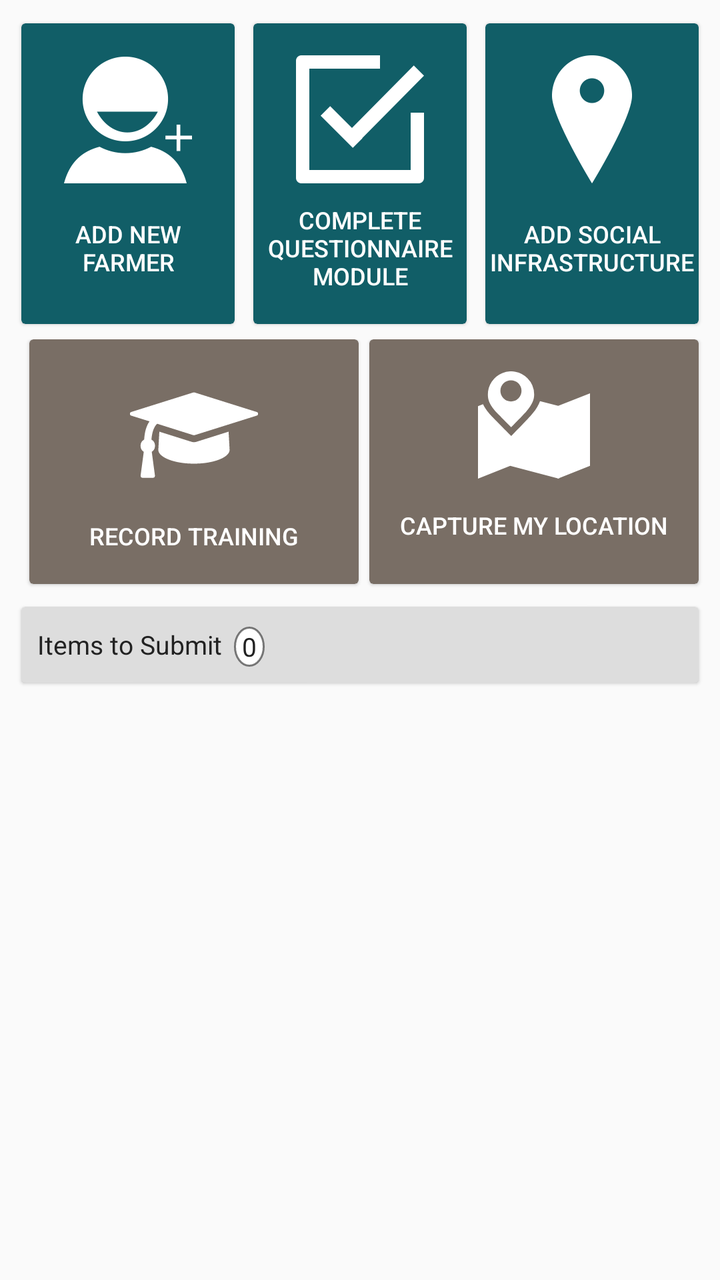
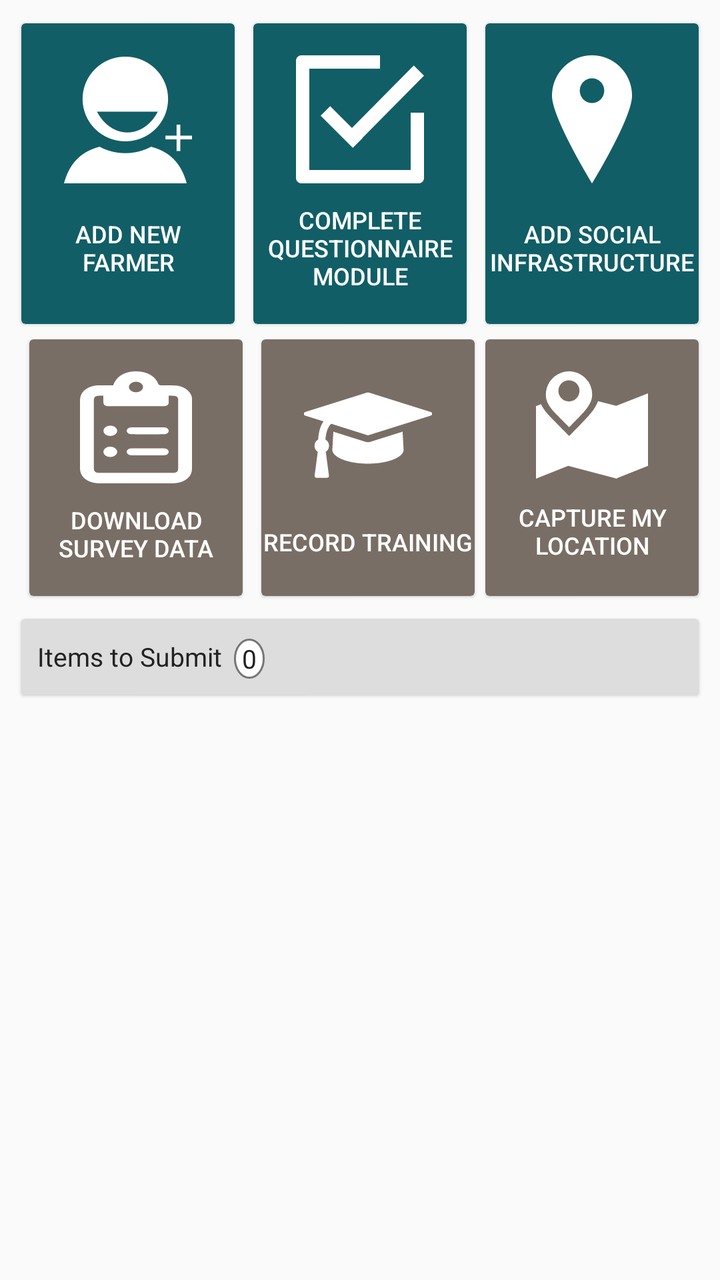

An Android layout rendered at two revisions. The XML below is the earlier revision; the diff shows what the commit changed to produce the second picture.
<!-- AndroidManifest.xml: application theme AppCompactTheme -->
<!-- res/layout/home_header_buttons.xml -->
<?xml version="1.0" encoding="utf-8"?>
<LinearLayout android:orientation="vertical"
    xmlns:android="http://schemas.android.com/apk/res/android"
    xmlns:card_view="http://schemas.android.com/apk/res-auto"
    android:layout_width="match_parent"
    android:layout_height="wrap_content"
    android:id="@+id/topSectionWrapper"
    xmlns:tools="http://schemas.android.com/tools">

    <LinearLayout
        android:orientation="horizontal"
        android:layout_width="match_parent"
        android:layout_height="wrap_content"
        android:id="@+id/topSection"
        android:paddingTop="@dimen/home_activity_vertical_margin"
        android:paddingBottom="@dimen/ofis_small_pad"
        android:paddingLeft="@dimen/home_activity_horizontal_margin"
        android:paddingRight="@dimen/home_activity_horizontal_margin">

        <androidx.cardview.widget.CardView
            android:layout_width="0dp"
            android:layout_height="match_parent"
            android:layout_weight="1"
            card_view:cardBackgroundColor="@color/ofis_home_screen_actions_background"
            card_view:cardElevation="@dimen/ofis_elevation_height"
            card_view:cardUseCompatPadding="true">
            <Button
                android:layout_width="match_parent"
                android:layout_height="match_parent"
                android:layout_weight="1"
                android:text="@string/ofis_add_new_farmer"
                android:id="@+id/AddNewFarmer"
                android:textColor="@color/ofis_base_font_white"
                android:drawableTop="@drawable/ic_add_new_farmer"
                android:drawablePadding="10dp"
                android:paddingLeft="@dimen/ofis_med_pad"
                android:paddingRight="@dimen/ofis_med_pad"
                android:textSize="@dimen/ofis_micro_text"
                android:background="@android:color/transparent"
                tools:ignore="ButtonStyle"
                android:paddingTop="16dp"
                android:paddingBottom="16dp" />
        </androidx.cardview.widget.CardView>

        <androidx.cardview.widget.CardView
            android:layout_width="0dp"
            android:layout_height="match_parent"
            android:layout_weight="1"
            card_view:cardBackgroundColor="@color/ofis_home_screen_actions_background"
            card_view:cardElevation="@dimen/ofis_elevation_height"
            android:layout_marginLeft="@dimen/ofis_small_pad"
            android:layout_marginRight="@dimen/ofis_small_pad"
            card_view:cardUseCompatPadding="true">
            <Button
                android:layout_width="match_parent"
                android:layout_height="match_parent"
                android:layout_weight="1"
                android:text="@string/ofis_complete_questionnaire"
                android:id="@+id/CompleteQuestionnaireModule"
                android:textColor="@color/ofis_base_font_white"
                android:drawableTop="@drawable/ic_complete_questionnaire_module"
                android:drawablePadding="10dp"
                android:textSize="@dimen/ofis_micro_text"
                android:background="@android:color/transparent"
                tools:ignore="ButtonStyle"
                android:paddingTop="16dp"
                android:paddingBottom="16dp" />
        </androidx.cardview.widget.CardView>

        <androidx.cardview.widget.CardView
            android:layout_width="0dp"
            android:layout_height="match_parent"
            android:layout_weight="1"
            card_view:cardBackgroundColor="@color/ofis_home_screen_actions_background"
            card_view:cardElevation="@dimen/ofis_elevation_height"
            card_view:cardUseCompatPadding="true">
            <Button
                android:layout_width="match_parent"
                android:layout_height="match_parent"
                android:layout_weight="1"
                android:text="@string/ofis_add_infrastructure"
                android:id="@+id/AddSocialInfrastructure"
                android:textColor="@color/ofis_base_font_white"
                android:drawableTop="@drawable/ic_add_poi"
                android:drawablePadding="10dp"
                android:textSize="@dimen/ofis_micro_text"
                android:background="@android:color/transparent"
                tools:ignore="ButtonStyle"
                android:paddingTop="16dp"
                android:paddingBottom="16dp" />
        </androidx.cardview.widget.CardView>

    </LinearLayout>

    <LinearLayout
        android:orientation="horizontal"
        android:layout_width="match_parent"
        android:layout_height="wrap_content"
        android:id="@+id/middleSection"
        android:paddingBottom="@dimen/ofis_small_pad"
        android:paddingLeft="@dimen/home_activity_horizontal_margin"
        android:paddingRight="@dimen/home_activity_horizontal_margin"
        android:paddingTop="0dp">


        <androidx.cardview.widget.CardView
            android:layout_width="0dp"
            android:layout_height="match_parent"
            android:layout_weight="1"
            card_view:cardBackgroundColor="@color/ofis_home_screen_midsection_background"
            card_view:cardElevation="@dimen/ofis_elevation_height"
            android:layout_marginTop="-4dp"
            card_view:cardUseCompatPadding="true"
            android:id="@+id/recordTrainingWrapper"
            android:layout_marginLeft="@dimen/ofis_small_pad">
            <Button
                android:layout_width="match_parent"
                android:layout_height="match_parent"
                android:layout_weight="1"
                android:text="@string/record_training_button"
                android:id="@+id/RecordFarmerTraining"
                android:textColor="@color/ofis_base_font_white"
                android:drawableTop="@drawable/ic_record_training"
                android:drawablePadding="10dp"
                android:textSize="@dimen/ofis_micro_text"
                android:background="@android:color/transparent"
                tools:ignore="ButtonStyle"
                android:paddingTop="16dp"
                android:paddingBottom="16dp" />
        </androidx.cardview.widget.CardView>

        <androidx.cardview.widget.CardView
            android:layout_width="0dp"
            android:layout_height="match_parent"
            android:layout_weight="1"
            android:id="@+id/captureLocationWrapper"
            card_view:cardBackgroundColor="@color/ofis_home_screen_midsection_background"
            card_view:cardElevation="@dimen/ofis_elevation_height"
            android:layout_marginTop="-4dp"
            card_view:cardUseCompatPadding="true">
            <Button
                android:layout_width="match_parent"
                android:layout_height="match_parent"
                android:layout_weight="1"
                android:text="@string/capture_my_location_button_text"
                android:id="@+id/captureLocation"
                android:textColor="@color/ofis_base_font_white"
                android:drawableTop="@drawable/ic_captureloc"
                android:drawablePadding="10dp"
                android:textSize="@dimen/ofis_micro_text"
                android:background="@android:color/transparent"
                tools:ignore="ButtonStyle"
                android:paddingBottom="16dp"
                android:paddingTop="16dp" />
        </androidx.cardview.widget.CardView>


    </LinearLayout>

    <androidx.cardview.widget.CardView
        android:layout_width="match_parent"
        android:layout_height="wrap_content"
        android:layout_marginBottom="@dimen/home_activity_vertical_margin"
        android:layout_marginLeft="@dimen/home_activity_horizontal_margin"
        android:layout_marginRight="@dimen/home_activity_horizontal_margin"
        android:layout_marginTop="0dp"
        card_view:cardBackgroundColor="@color/ofis_actionbar_background"
        card_view:cardElevation="@dimen/ofis_elevation_height"
        card_view:cardUseCompatPadding="true">

        <RelativeLayout
            android:layout_width="match_parent"
            android:layout_height="wrap_content"
            android:id="@+id/itemlistBar"
            android:paddingTop="@dimen/home_activity_vertical_margin"
            android:paddingBottom="@dimen/home_activity_vertical_margin"
            android:paddingLeft="@dimen/home_activity_vertical_margin"
            android:paddingRight="@dimen/home_activity_vertical_margin">

            <TextView
                android:layout_width="wrap_content"
                android:layout_height="wrap_content"
                android:text="@string/Modules_to_submit"
                android:id="@+id/textView4"
                android:paddingRight="@dimen/ofis_micro_pad"
                android:layout_marginTop="@dimen/ofis_micro_pad"
                android:textColor="@color/ofis_base_font_dark"
                android:textSize="@dimen/ofis_small_text"
                tools:ignore="RtlHardcoded"/>

            <TextView
                android:layout_width="wrap_content"
                android:layout_height="20dp"
                android:background="@drawable/itemlist_total_background"
                android:id="@+id/networkQueueCount"
                android:text="0"
                android:textColor="@color/ofis_base_font_dark"
                android:textSize="@dimen/ofis_small_text"
                android:gravity="center"
                android:layout_marginTop="@dimen/ofis_micro_pad"
                android:layout_toRightOf="@+id/textView4"
                android:paddingLeft="4dp"
                android:paddingRight="4dp"
                android:layout_marginLeft="@dimen/ofis_small_pad"
                tools:ignore="HardcodedText" />

            <ImageButton
                android:layout_width="20dp"
                android:layout_height="20dp"
                android:id="@+id/syncAll"
                android:layout_marginTop="@dimen/ofis_micro_pad"
                android:contentDescription="@string/ofis_cd_submit_all_icon"
                card_view:srcCompat="@drawable/ic_upload_list"
                android:scaleType="fitXY"
                android:layout_alignParentRight="true"
                android:background="@android:color/transparent" />

        </RelativeLayout>
    </androidx.cardview.widget.CardView>

    <TextView
        android:layout_width="match_parent"
        android:layout_height="wrap_content"
        android:id="@+id/nomodulestosubmittext"
        android:paddingTop="@dimen/ofis_small_pad"
        android:paddingBottom="@dimen/ofis_small_pad"
        android:paddingLeft="@dimen/activity_horizontal_margin"
        android:paddingRight="@dimen/activity_horizontal_margin"
        android:textSize="@dimen/ofis_input_field_text"
        android:textColor="@color/ofis_text_field" />

</LinearLayout>
<!-- resources referenced by this layout -->
<resources>
  <color name="ofis_actionbar_background">#dddddd</color>
  <color name="ofis_base_font_dark">#222222</color>
  <color name="ofis_base_font_white">#ffffff</color>
  <color name="ofis_home_screen_actions_background">#115e67</color>
  <color name="ofis_home_screen_midsection_background">#796e65</color>
  <color name="ofis_text_field">#DE000000</color>
  <dimen name="activity_horizontal_margin">16dp</dimen>
  <dimen name="home_activity_horizontal_margin">8dp</dimen>
  <dimen name="home_activity_vertical_margin">8dp</dimen>
  <dimen name="ofis_elevation_height">1dp</dimen>
  <dimen name="ofis_input_field_text">14sp</dimen>
  <dimen name="ofis_med_pad">8dp</dimen>
  <dimen name="ofis_micro_pad">2dp</dimen>
  <dimen name="ofis_micro_text">12sp</dimen>
  <dimen name="ofis_small_pad">4dp</dimen>
  <dimen name="ofis_small_text">13sp</dimen>
  <!-- drawable ic_add_poi: png bitmap (drawable-hdpi, 3305 bytes) -->
  <!-- drawable itemlist_total_background (drawable) -->
  <?xml version="1.0" encoding="utf-8"?>
  <shape xmlns:android="http://schemas.android.com/apk/res/android" android:shape="oval">
      <stroke android:color="@color/ofis_text_field_read_only" android:width="1dp"/>
      <solid android:color="@color/ofis_base_font_white" />
  </shape>
  <string name="Modules_to_submit">Items to Submit</string>
  <string name="capture_my_location_button_text">Capture My location</string>
  <string name="ofis_add_infrastructure">Add Social Infrastructure</string>
  <string name="ofis_add_new_farmer">Add New Farmer</string>
  <string name="ofis_cd_submit_all_icon">Submit all</string>
  <string name="ofis_complete_questionnaire">Complete Questionnaire Module</string>
  <string name="record_training_button">Record Training</string>
  <style name="AppCompactTheme" parent="Theme.AppCompat.Light">
          
          <item name="spinnerStyle">@android:style/Widget.Holo.Light.Spinner</item>
          <item name="android:spinnerItemStyle">@style/SpinnerItem</item>
          <item name="spinnerDropDownItemStyle">@style/SpinnerItem.DropDownItem</item>
          <item name="dropDownListViewStyle">@style/StandardSpinner</item>
  
          <item name="actionBarStyle">@style/AppTheme.ActionBarStyle</item>
          <item name="android:splitMotionEvents">false</item>
          <item name="android:windowEnableSplitTouch">false</item>
  
      </style>
  <color name="ofis_text_field_read_only">#80000000</color>
  <style name="SpinnerItem" parent="Widget.AppCompat.TextView.SpinnerItem">
          <item name="android:textColor">@color/ofis_base_font_white</item>
          <item name="android:textSize">@dimen/ofis_spinner_text</item>
      </style>
  <style name="SpinnerItem.DropDownItem" parent="Widget.AppCompat.Light.DropDownItem.Spinner">
          <item name="android:textColor">@color/ofis_text_field</item>
          <item name="background">@color/ofis_spinner_item_background</item>
      </style>
  <style name="StandardSpinner" parent="Widget.AppCompat.ListView.DropDown">
          <item name="android:dividerHeight">@dimen/ofis_spinner_itemseparator</item>
          <item name="divider">@color/ofis_spinner_divider</item>
      </style>
  <style name="AppTheme.ActionBarStyle" parent="Theme.AppCompat.Light">
          <item name="titleTextStyle">@style/AppTheme.ActionBar.TitleTextStyle</item>
      </style>
  <dimen name="ofis_spinner_text">14sp</dimen>
  <color name="ofis_spinner_item_background">@color/ofis_actionbar_background</color>
  <dimen name="ofis_spinner_itemseparator">1dp</dimen>
  <color name="ofis_spinner_divider">#ff333333</color>
  <style name="AppTheme.ActionBar.TitleTextStyle" parent="android:TextAppearance">
          <item name="android:textSize">@dimen/ofis_large_text</item>
          <item name="android:textStyle">bold</item>
      </style>
  <dimen name="ofis_large_text">17sp</dimen>
  <!-- unchanged entries left out for length: 5 -->
</resources>

<!-- the commit's change to res/layout/home_header_buttons.xml (unified diff, before → after) -->
@@ -102,6 +102,31 @@
         android:paddingRight="@dimen/home_activity_horizontal_margin"
         android:paddingTop="0dp">
 
+        <androidx.cardview.widget.CardView
+            android:layout_width="0dp"
+            android:layout_height="match_parent"
+            android:layout_weight="1"
+            card_view:cardBackgroundColor="@color/ofis_home_screen_midsection_background"
+            card_view:cardElevation="@dimen/ofis_elevation_height"
+            android:layout_marginTop="-4dp"
+            card_view:cardUseCompatPadding="true"
+            android:id="@+id/downloadSurveyWrapper"
+            android:layout_marginLeft="@dimen/ofis_small_pad">
+            <Button
+                android:layout_width="match_parent"
+                android:layout_height="match_parent"
+                android:layout_weight="1"
+                android:text="@string/download_survey_data"
+                android:id="@+id/downloadSurveyData"
+                android:textColor="@color/ofis_base_font_white"
+                android:drawableTop="@drawable/ic_surveylist"
+                android:drawablePadding="10dp"
+                android:textSize="@dimen/ofis_micro_text"
+                android:background="@android:color/transparent"
+                tools:ignore="ButtonStyle"
+                android:paddingTop="16dp"
+                android:paddingBottom="16dp" />
+        </androidx.cardview.widget.CardView>
 
         <androidx.cardview.widget.CardView
             android:layout_width="0dp"
<!-- resource entries referenced after the edit -->
@@ -17,6 +17,7 @@
   <dimen name="ofis_small_pad">4dp</dimen>
   <dimen name="ofis_small_text">13sp</dimen>
   <!-- drawable ic_add_poi: png bitmap (drawable-hdpi, 3305 bytes) -->
+  <!-- drawable ic_surveylist: vector/xml drawable (drawable, 2653 chars, omitted) -->
   <!-- drawable itemlist_total_background (drawable) -->
   <?xml version="1.0" encoding="utf-8"?>
   <shape xmlns:android="http://schemas.android.com/apk/res/android" android:shape="oval">
@@ -25,6 +26,7 @@
   </shape>
   <string name="Modules_to_submit">Items to Submit</string>
   <string name="capture_my_location_button_text">Capture My location</string>
+  <string name="download_survey_data">Download Survey Data</string>
   <string name="ofis_add_infrastructure">Add Social Infrastructure</string>
   <string name="ofis_add_new_farmer">Add New Farmer</string>
   <string name="ofis_cd_submit_all_icon">Submit all</string>
